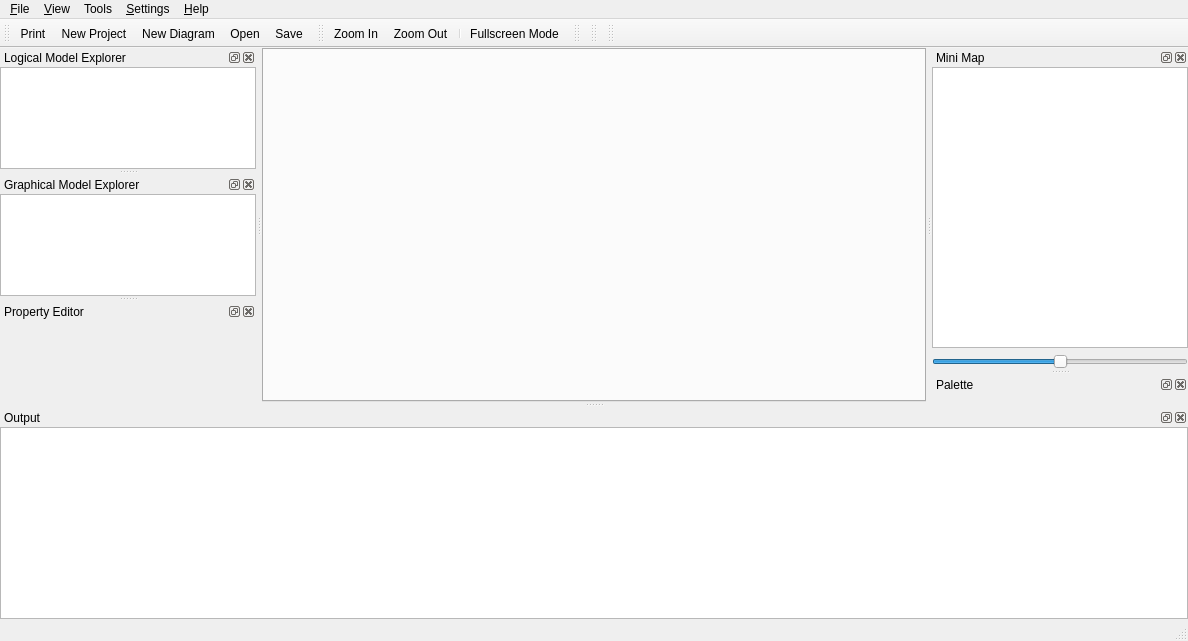
First picture: the form in qrgui/mainwindow/mainWindow.ui, repository qreal/qreal, before the edit.
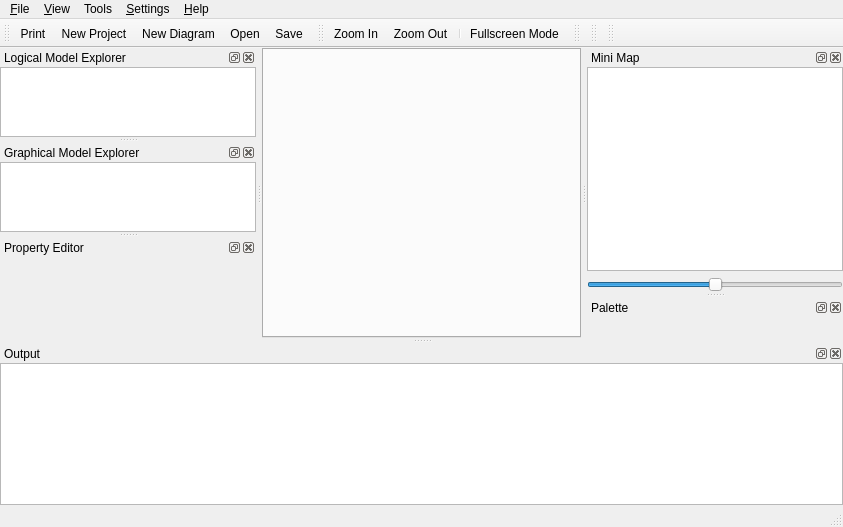
Second picture: the form after the edit. Icons and pictures are not drawn. Custom widgets are drawn as their Qt base class.

Patch:
```diff
--- a/qrgui/mainwindow/mainWindow.ui
+++ b/qrgui/mainwindow/mainWindow.ui
@@ -6,8 +6,8 @@
    <rect>
     <x>0</x>
     <y>0</y>
-    <width>1188</width>
-    <height>641</height>
+    <width>843</width>
+    <height>527</height>
    </rect>
   </property>
   <property name="windowTitle">
@@ -35,7 +35,7 @@
     <rect>
      <x>0</x>
      <y>0</y>
-     <width>1188</width>
+     <width>843</width>
      <height>21</height>
     </rect>
    </property>
@@ -112,6 +112,12 @@
    <addaction name="actionSave"/>
   </widget>
   <widget class="QDockWidget" name="minimapDock">
+   <property name="minimumSize">
+    <size>
+     <width>80</width>
+     <height>118</height>
+    </size>
+   </property>
    <property name="windowTitle">
     <string>Mini Map</string>
    </property>
@@ -150,6 +156,12 @@
    </widget>
   </widget>
   <widget class="QDockWidget" name="paletteDock">
+   <property name="minimumSize">
+    <size>
+     <width>80</width>
+     <height>38</height>
+    </size>
+   </property>
    <property name="windowTitle">
     <string>Palette</string>
    </property>
```
